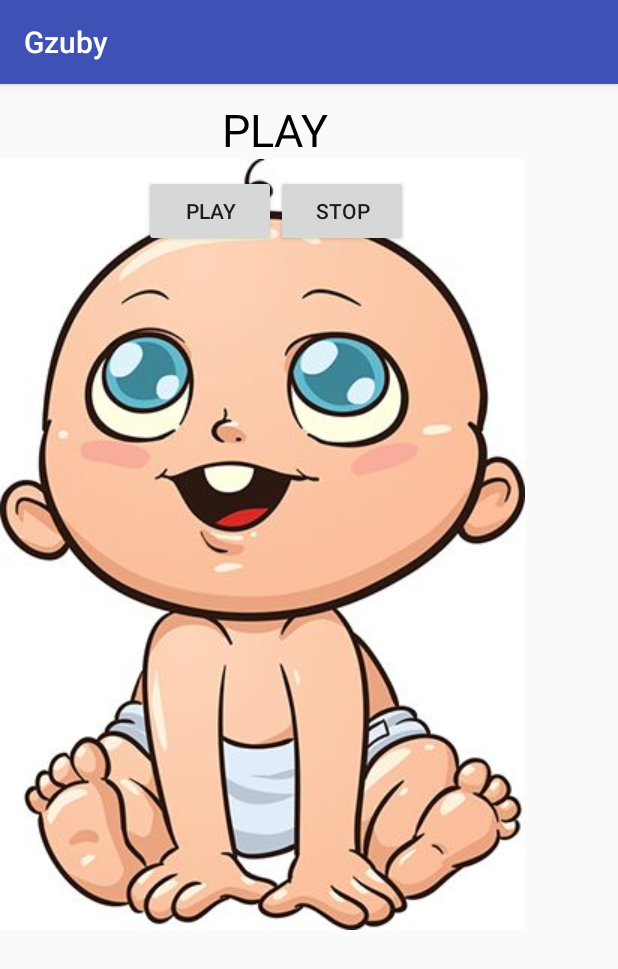
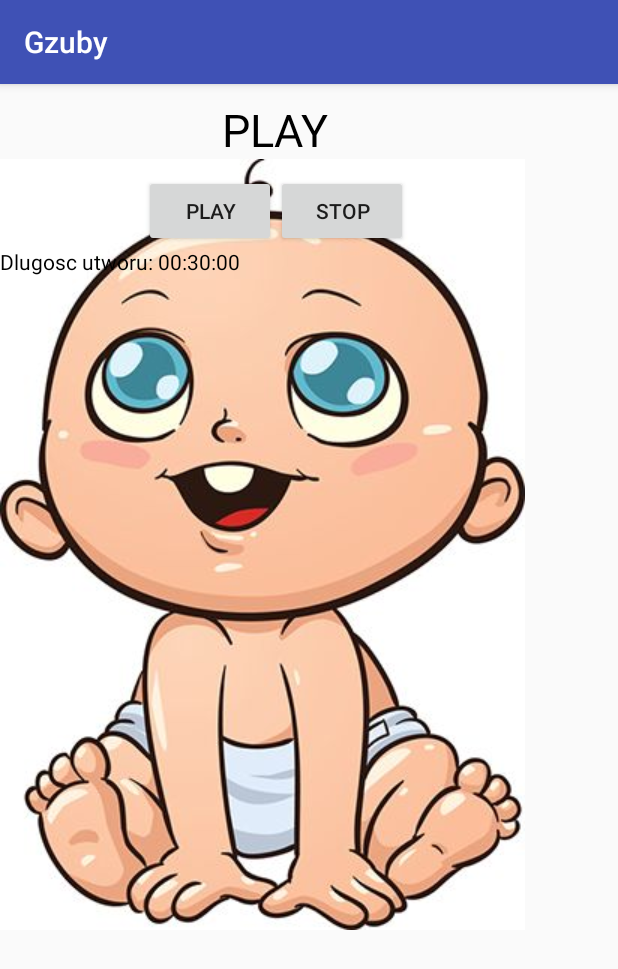
Before and after one commit to pawgid/Gzuby, an Android app: the screen it shows after launch (MainActivity), after a tap on "PLAY", on a phone screen of 412 x 824 dp. Shown: the top 969 px of the screen. Run offline under Robolectric (Android 15) with nearby library versions, the phone set to English and light mode, and no system bars; our stand-ins replace ButterKnife.

Commit message:
Added duration information

```diff
--- a/app/src/main/java/com/greenbee/gzuby/MainActivity.java
+++ b/app/src/main/java/com/greenbee/gzuby/MainActivity.java
@@ -1,5 +1,7 @@
 package com.greenbee.gzuby;
 
+import android.icu.text.SimpleDateFormat;
+import android.media.MediaMetadataRetriever;
 import android.media.MediaPlayer;
 import android.os.PowerManager;
 import android.support.v7.app.AppCompatActivity;
@@ -18,8 +20,13 @@ public class MainActivity extends AppCompatActivity {
 
     private MediaPlayer mediaPlayer;
 
+
+
     @BindView(R.id.text_view)
     TextView textView;
+
+    @BindView(R.id.duration)
+    TextView durationTextView;
 
     @OnClick(R.id.play_button)
     protected void playClick(){
@@ -28,6 +35,8 @@ public class MainActivity extends AppCompatActivity {
         mediaPlayer = MediaPlayer.create(this, R.raw.incoming);
         mediaPlayer.setLooping(true);
         mediaPlayer.start();
+        String duration = new SimpleDateFormat("mm:ss:SS").format(mediaPlayer.getDuration());
+        durationTextView.setText("Dlugosc utworu: " + duration);
         mediaPlayer.setWakeMode(getApplicationContext(), PowerManager.PARTIAL_WAKE_LOCK);
     }
 
--- a/app/src/main/res/layout/activity_main.xml
+++ b/app/src/main/res/layout/activity_main.xml
@@ -55,6 +55,13 @@
 
         </LinearLayout>
 
+        <TextView
+            android:id="@+id/duration"
+            android:layout_width="match_parent"
+            android:layout_height="wrap_content"
+            android:text="Dlugosc utworu: 00:00:00"
+            android:textColor="#000000"/>
+
     </LinearLayout>
 
 </android.support.constraint.ConstraintLayout>
```
